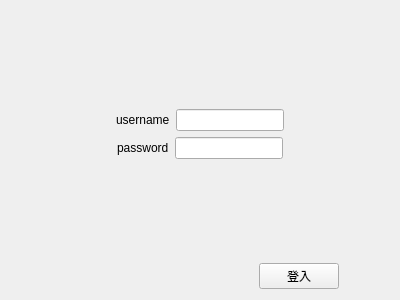
Before: the Qt Designer form client/DepotSystemClient/Form/loginform.ui in B10215037/DepotSystem, drawn with Qt 5.
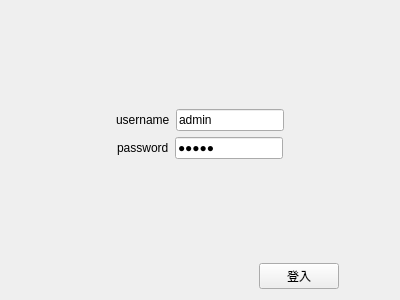
After: the same form once the commit is applied.

Diff of the .ui file:
```diff
--- a/client/DepotSystemClient/Form/loginform.ui
+++ b/client/DepotSystemClient/Form/loginform.ui
@@ -50,7 +50,11 @@
       </widget>
      </item>
      <item>
-      <widget class="QLineEdit" name="lineEdit"/>
+      <widget class="QLineEdit" name="lineEdit">
+       <property name="text">
+        <string>admin</string>
+       </property>
+      </widget>
      </item>
      <item>
       <spacer name="horizontalSpacer">
@@ -92,7 +96,7 @@
      <item>
       <widget class="QLineEdit" name="lineEdit_2">
        <property name="text">
-        <string/>
+        <string>admin</string>
        </property>
        <property name="echoMode">
         <enum>QLineEdit::Password</enum>
```
